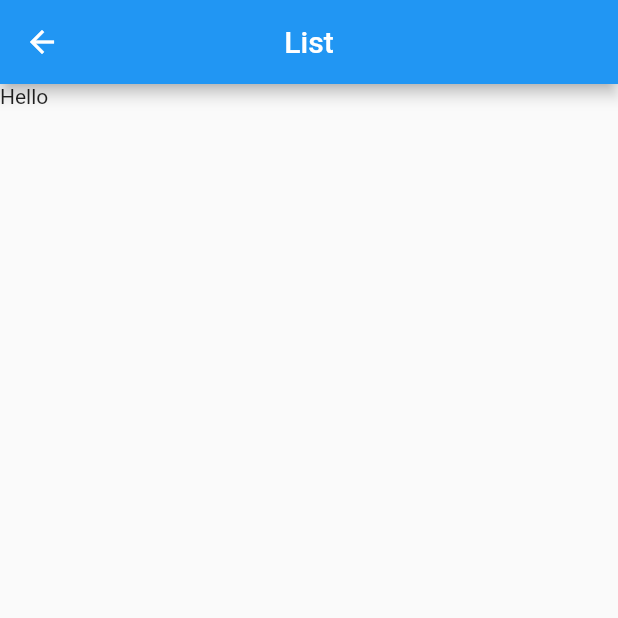
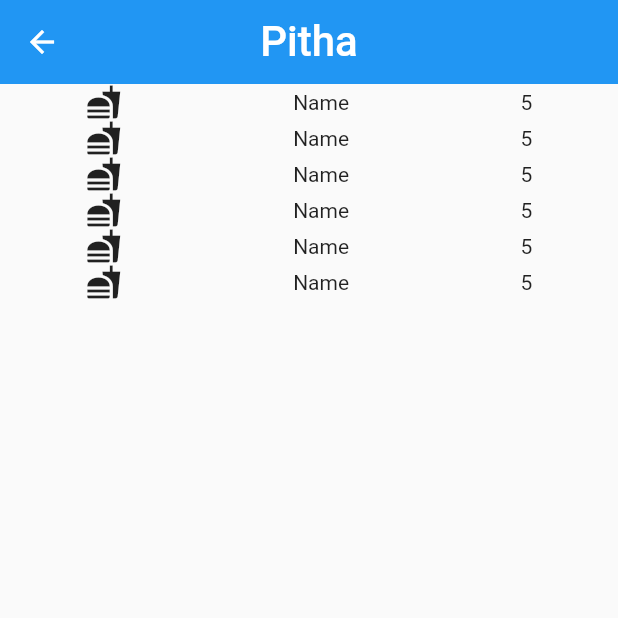
Before and after one commit to mazharulsabbir/flutter_app, a Flutter app: the ListActivity screen opened directly, on a phone screen of 412 x 824 dp, the top half of it. Run offline on Flutter 3.47's test engine with Material 2 defaults, Android fonts, the phone set to English and light mode, and no system bars.

Commit message:
list of food

```diff
--- a/lib/FoodItemList.dart
+++ b/lib/FoodItemList.dart
@@ -8,14 +8,45 @@ class _ListActivityState extends State<ListActivity> {
   @override
   Widget build(BuildContext context) {
     return Scaffold(
-      appBar: AppBar(
-        title: Text("List"),
-        centerTitle: true,
-      ),
-      body: SafeArea(
 
-        child: Text("Hello"),
+      body: CustomScrollView(
+      slivers: <Widget>[
+        SliverAppBar(
+          title: Text("Pitha",style: TextStyle(fontSize: 28),),
+          snap: false,
+          pinned: true,
+          centerTitle: true,
+        ),
+        SliverList(
+          delegate: SliverChildListDelegate(
+            <Widget>[
+            listContainer(Icons.fastfood,"Name",5),
+            listContainer(Icons.fastfood,"Name",5),
+            listContainer(Icons.fastfood,"Name",5),
+            listContainer(Icons.fastfood,"Name",5),
+            listContainer(Icons.fastfood,"Name",5),
+            listContainer(Icons.fastfood,"Name",5),
+            ]
+          ),
+        )
+      ],
+
       ),
     );
   }
+
+
 }
+
+listContainer(IconData image, String name, int like) {
+  return Container(
+    child: Row(
+      mainAxisAlignment: MainAxisAlignment.spaceAround,
+      children: <Widget>[
+        Icon(image),
+        Text(name),
+        Text(like.toString())
+      ],
+    ),
+  );
+}
--- a/lib/main.dart
+++ b/lib/main.dart
@@ -1,4 +1,5 @@
 import 'package:flutter/material.dart';
+import 'package:flutter/rendering.dart';
 import 'package:flutter_staggered_grid_view/flutter_staggered_grid_view.dart';
 
 import 'FoodItemList.dart';
@@ -25,12 +26,19 @@ class MyHomePage extends StatefulWidget {
 
 class _MyHomePageState extends State<MyHomePage> {
 
+
+
   Material myItems(IconData icon,String heading, int color){
     return Material(
+
       color: Colors.white,
       elevation: 14.0,
       shadowColor: Color(0x802196F3),
       borderRadius: BorderRadius.circular(24.0),
+      child: GestureDetector(
+        onTap: (){
+          gotoSecondActivity();
+        },
         child: Center(
           child: Padding(
             padding: const EdgeInsets.all(8.0),
@@ -48,7 +56,8 @@ class _MyHomePageState extends State<MyHomePage> {
                       style: TextStyle(
                         color: new Color(color),
                         fontSize: 20.0,
-                    ),),
+                      ),
+                      ),
                     ),
 
                     //Icons
@@ -67,6 +76,7 @@ class _MyHomePageState extends State<MyHomePage> {
                   ],
                 )
               ],
+            ),
           ),
         ),
       ),
@@ -89,6 +99,7 @@ class _MyHomePageState extends State<MyHomePage> {
        mainAxisSpacing: 12.0,
        padding: EdgeInsets.symmetric(horizontal: 16.0,vertical: 8.0),
       children: <Widget>[
+
         myItems(Icons.graphic_eq,"TotalViews",0xffed622b),
         myItems(Icons.bookmark,"Bookmark",0xffed622b),
         myItems(Icons.notifications,"Notifications",0xffed622b),
@@ -98,6 +109,7 @@ class _MyHomePageState extends State<MyHomePage> {
         myItems(Icons.message,"Message",0xffed622b),
       ],
        staggeredTiles: [
+
          StaggeredTile.extent(1, 150.0),
          StaggeredTile.extent(1, 150.0),
 
@@ -110,6 +122,7 @@ class _MyHomePageState extends State<MyHomePage> {
        ],
 
 
+
      ),
     );
   }
--- a/pubspec.yaml
+++ b/pubspec.yaml
@@ -24,7 +24,7 @@ dependencies:
   # Use with the CupertinoIcons class for iOS style icons.
   cupertino_icons: ^0.1.2
   fluttertoast: 3.1.3
-  flutter_staggered_grid_view: "^0.2.7"
+  flutter_staggered_grid_view: "^0.3.0"
 
 
 
```
Also changed, not shown: pubspec.lock. Lines whose indentation alone changed are shown as unchanged.
